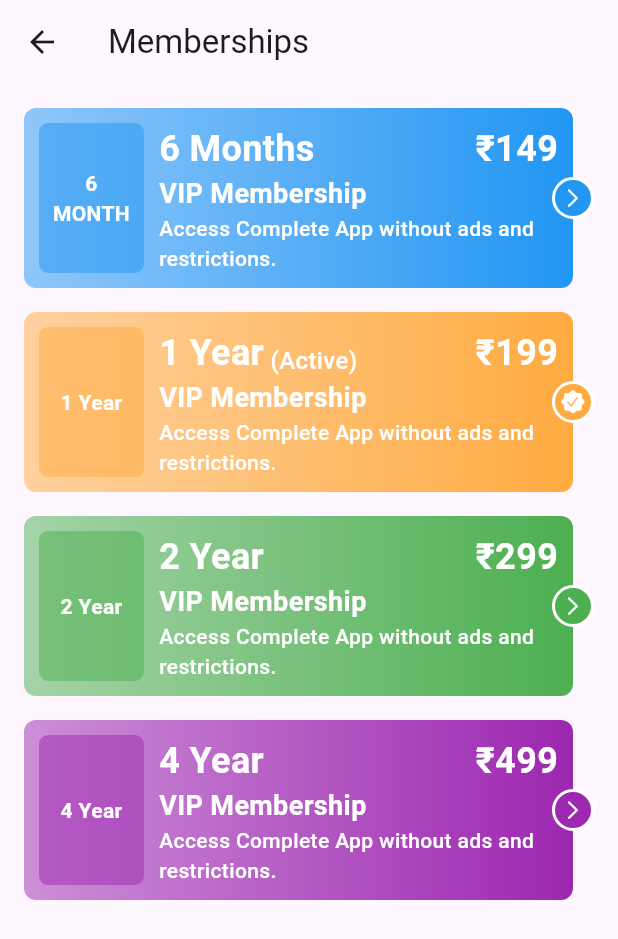
After one commit to 1morecode/elearning, a Flutter app: the MembershipScreen screen opened directly, on a phone screen of 412 x 824 dp. The commit adds this screen. Shown: the top 939 px of the screen. Run offline on Flutter 3.47's test engine with Material 3 defaults, Android fonts, the phone set to English and light mode, and no system bars; our stand-ins replace chewie, pinput, share_plus, video_player; missing offline and left inert: download, uri_to_file; network calls fail.

Commit message:
Membership card design

```diff
--- a/lib/config/data.dart
+++ b/lib/config/data.dart
@@ -379,6 +379,54 @@ class UniData {
           "M.tech (Computer Science) || Gold Medalist (Physics) || Prof. at BBD Group of Institutions"
     }
   ];
+
+  static List<dynamic> planList = [
+    {
+      "plan_name": "6 Months",
+      "price": 149,
+      "active": false,
+      "duration_name": "6 MONTH",
+      "colors": [Colors.blue.withOpacity(0.5), Colors.blue],
+      "duration": 6,
+      "plan_type": "VIP Membership",
+      "benefits": "Access Complete App without ads and restrictions."
+    },
+    {
+      "plan_name": "1 Year",
+      "price": 199,
+      "active": true,
+      "duration_name": "1 Year",
+      "colors": [Colors.orangeAccent.withOpacity(0.5), Colors.orangeAccent],
+      "duration": 12,
+      "plan_type": "VIP Membership",
+      "benefits": "Access Complete App without ads and restrictions."
+    },
+    {
+      "plan_name": "2 Year",
+      "price": 299,
+      "active": false,
+      "duration_name": "2 Year",
+      "colors": [Colors.green.withOpacity(0.5), Colors.green],
+      "duration": 24,
+      "plan_type": "VIP Membership",
+      "benefits": "Access Complete App without ads and restrictions.",
+      "answers": [
+        {
+
+        }
+      ]
+    },
+    {
+      "plan_name": "4 Year",
+      "price": 499,
+      "active": false,
+      "duration_name": "4 Year",
+      "colors": [Colors.purple.withOpacity(0.5), Colors.purple],
+      "duration": 48,
+      "plan_type": "VIP Membership",
+      "benefits": "Access Complete App without ads and restrictions."
+    }
+  ];
 }
 
 Future<File?> urlToFile(String imageUrl) async {
--- /dev/null
+++ b/lib/view/dashboard/tabs/setting/membership/components/plan_card.dart
@@ -0,0 +1,120 @@
+//
+// Created by 1 More Code on 20/05/24.
+//
+
+import 'package:flutter/cupertino.dart';
+import 'package:flutter/material.dart';
+
+class PlanCard extends StatelessWidget {
+  final dynamic plan;
+
+  const PlanCard({super.key, this.plan});
+
+  @override
+  Widget build(BuildContext context) {
+    return Stack(
+      alignment: Alignment.centerRight,
+      children: [
+        Container(
+          margin: const EdgeInsets.only(right: 14),
+          width: MediaQuery.of(context).size.width,
+          decoration: BoxDecoration(
+              color: Colors.green,
+              borderRadius: BorderRadius.circular(8),
+              gradient: LinearGradient(
+                  colors: plan['colors'],
+                  begin: Alignment.centerLeft,
+                  end: Alignment.centerRight)),
+          padding: const EdgeInsets.all(10),
+          child: Row(
+            crossAxisAlignment: CrossAxisAlignment.start,
+            children: [
+              Container(
+                height: 100,
+                width: 70,
+                padding: const EdgeInsets.all(5),
+                decoration: BoxDecoration(
+                    color: plan['colors'][0],
+                    borderRadius: BorderRadius.circular(6)),
+                alignment: Alignment.center,
+                child: Text(
+                  plan['duration_name'],
+                  textAlign: TextAlign.center,
+                  style: const TextStyle(
+                      color: Colors.white, fontWeight: FontWeight.w600),
+                ),
+              ),
+              const SizedBox(
+                width: 10,
+              ),
+              Expanded(
+                  child: Column(
+                crossAxisAlignment: CrossAxisAlignment.start,
+                children: [
+                  Row(
+                    children: [
+                      Expanded(
+                          child: Row(
+                            crossAxisAlignment: CrossAxisAlignment.end,
+                            children: [
+                              Text(
+                                "${plan['plan_name']}",
+                                style: const TextStyle(
+                                    fontSize: 24,
+                                    fontWeight: FontWeight.w600,
+                                    color: Colors.white),
+                              ),
+                              Text(
+                                " ${plan['active'] ? '(Active)' : ''}",
+                                style: const TextStyle(
+                                    fontSize: 16,
+                                    fontWeight: FontWeight.w500,
+                                    color: Colors.white),
+                              )
+                            ],
+                          )),
+                      Text(
+                        "₹${plan['price']}",
+                        style: const TextStyle(
+                            fontSize: 24,
+                            fontWeight: FontWeight.w600,
+                            color: Colors.white),
+                      )
+                    ],
+                  ),
+                  Text(
+                    plan['plan_type'],
+                    style: const TextStyle(
+                        fontSize: 18,
+                        fontWeight: FontWeight.w600,
+                        color: Colors.white),
+                  ),
+                  Text(
+                    plan['benefits'],
+                    style: const TextStyle(
+                        fontSize: 14,
+                        fontWeight: FontWeight.w500,
+                        color: Colors.white),
+                  )
+                ],
+              ))
+            ],
+          ),
+        ),
+        Container(
+          height: 28,
+          width: 28,
+          decoration: BoxDecoration(
+              color: plan['colors'][1],
+              shape: BoxShape.circle,
+              border: Border.all(color: Colors.white, width: 2)),
+          child: Icon(
+            plan['active'] ? CupertinoIcons.checkmark_seal_fill : CupertinoIcons.right_chevron,
+            size: 16,
+            color: Colors.white,
+          ),
+        )
+      ],
+    );
+  }
+}
--- /dev/null
+++ b/lib/view/dashboard/tabs/setting/membership/membership_screen.dart
@@ -0,0 +1,30 @@
+//
+// Created by 1 More Code on 20/05/24.
+//
+
+import 'package:elearning/config/data.dart';
+import 'package:elearning/view/dashboard/tabs/setting/membership/components/plan_card.dart';
+import 'package:flutter/material.dart';
+
+class MembershipScreen extends StatelessWidget {
+  const MembershipScreen({super.key});
+
+  @override
+  Widget build(BuildContext context) {
+    return Scaffold(
+      appBar: AppBar(
+        title: const Text("Memberships"),
+      ),
+      body: ListView.separated(
+        padding: const EdgeInsets.all(16),
+        itemBuilder: (context, index) => PlanCard(
+          plan: UniData.planList[index],
+        ),
+        separatorBuilder: (context, index) => const SizedBox(
+          height: 16,
+        ),
+        itemCount: UniData.planList.length,
+      ),
+    );
+  }
+}
--- a/lib/view/dashboard/tabs/setting/setting_tab.dart
+++ b/lib/view/dashboard/tabs/setting/setting_tab.dart
@@ -2,6 +2,7 @@
 // Created by 1 More Code on 09/05/24.
 //
 
+import 'package:elearning/view/dashboard/tabs/setting/membership/membership_screen.dart';
 import 'package:flutter/cupertino.dart';
 import 'package:flutter/material.dart';
 import 'package:flutter/widgets.dart';
@@ -84,7 +85,9 @@ class _SettingTabState extends State<SettingTab> {
               child: const Text("Membership"),
             ),
             settingListItem(
-                title: 'VIP Membership', icon: CupertinoIcons.settings),
+                title: 'VIP Membership', icon: CupertinoIcons.settings, onTap: (){
+                  Navigator.push(context, MaterialPageRoute(builder: (context) => const MembershipScreen(),));
+            }),
             Container(
               width: MediaQuery.of(context).size.width,
               color: Colors.grey.withOpacity(0.2),
@@ -127,7 +130,7 @@ class _SettingTabState extends State<SettingTab> {
   }
 
   Widget settingListItem(
-      {required String title, required IconData icon, Widget? trailing}) {
+      {required String title, required IconData icon, Widget? trailing, Function? onTap}) {
     return Container(
       decoration: BoxDecoration(
           border: Border(
@@ -137,6 +140,9 @@ class _SettingTabState extends State<SettingTab> {
         onPressed: trailing != null
             ? null
             : () {
+                if(onTap != null){
+                  onTap();
+                }
                 // Navigator.push(context, MaterialPageRoute(builder: (context) => SubjectScreen(subject: subject,),));
                 // print("Subject Tapped");
               },
```
